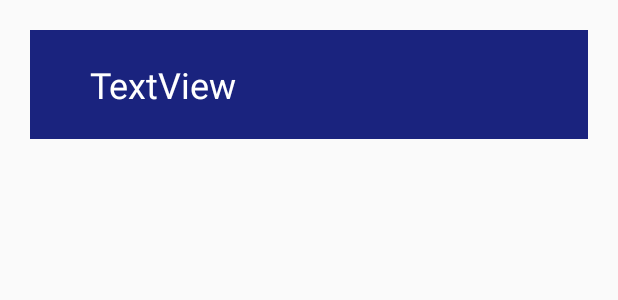
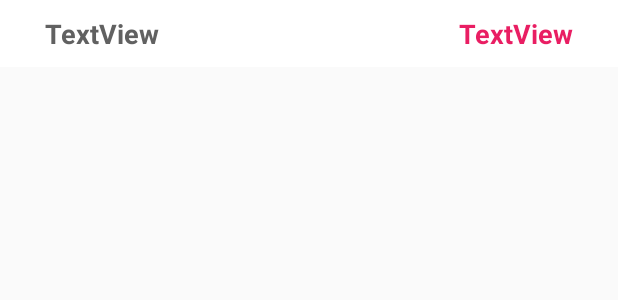
Before and after one commit to nadia-am/GreeceDictionary, an Android app: the layout list_row.xml on its own in the app's theme, with its tools: preview values and no code run, on a phone screen of 412 x 824 dp. Shown: the top 300 px of the screen. Run offline under Robolectric (Android 15) with nearby library versions, the phone set to English and light mode, and no system bars.

Commit message:
new main design added

```diff
--- a/app/src/main/java/com/a/myapplication/MainActivity.java
+++ b/app/src/main/java/com/a/myapplication/MainActivity.java
@@ -50,7 +50,7 @@ public class MainActivity extends AppCompatActivity {
     @Override
     protected void onCreate(Bundle savedInstanceState) {
         super.onCreate(savedInstanceState);
-        setContentView(R.layout.activity_main);
+        setContentView(R.layout.main_activity);
         context = this;
 
         etSearch = findViewById(R.id.et_search);
--- a/app/src/main/res/layout/list_row.xml
+++ b/app/src/main/res/layout/list_row.xml
@@ -7,19 +7,33 @@
     <RelativeLayout
         android:layout_width="match_parent"
         android:layout_height="wrap_content"
-        android:layout_margin="20dp"
-        android:background="@color/base2_color">
+        android:layout_marginBottom="2dp"
+        android:background="@android:color/white">
+
+        <TextView
+            android:id="@+id/tv_word_greece"
+            android:layout_width="wrap_content"
+            android:layout_height="wrap_content"
+            android:layout_alignParentRight="true"
+            android:layout_marginStart="20dp"
+            android:layout_marginEnd="20dp"
+            android:padding="10dp"
+            android:text="TextView"
+            android:textColor="@color/text_color_pink"
+            android:textSize="18sp"
+            android:textStyle="bold" />
 
         <TextView
             android:id="@+id/tv_word"
-            android:layout_width="match_parent"
+            android:layout_width="wrap_content"
             android:layout_height="wrap_content"
             android:layout_marginStart="20dp"
             android:layout_marginEnd="20dp"
-            android:padding="20dp"
+            android:padding="10dp"
             android:text="TextView"
-            android:textColor="@android:color/white"
-            android:textSize="24sp" />
+            android:textColor="@color/text_color_grey"
+            android:textSize="18sp"
+            android:textStyle="bold" />
     </RelativeLayout>
 
 </LinearLayout>
--- a/app/src/main/res/values/colors.xml
+++ b/app/src/main/res/values/colors.xml
@@ -6,4 +6,8 @@
     <color name="base_color">#283593</color>
     <color name="base2_color">#1A237E</color>
     <color name="item_color">#303F9F</color>
+    <color name="light_main_blue">#c8f6fb</color>
+    <color name="text_color_grey">#616161</color>
+    <color name="text_color_pink">#E91E63</color>
+    <color name="transparent_white">#DAFFF7F7</color>
 </resources>
```
Also changed, not shown: app/src/main/java/com/a/myapplication/WordsAdapter.java (+12 -10 lines), app/src/main/res/drawable/round_drawable.xml (added, +7 -0 lines), app/src/main/res/drawable/triangle.xml (added, +17 -0 lines), app/src/main/res/layout/main_activity.xml (added, +122 -0 lines), app/src/main/res/drawable/dic.png (added), app/src/main/res/drawable/grammar.png (added).
